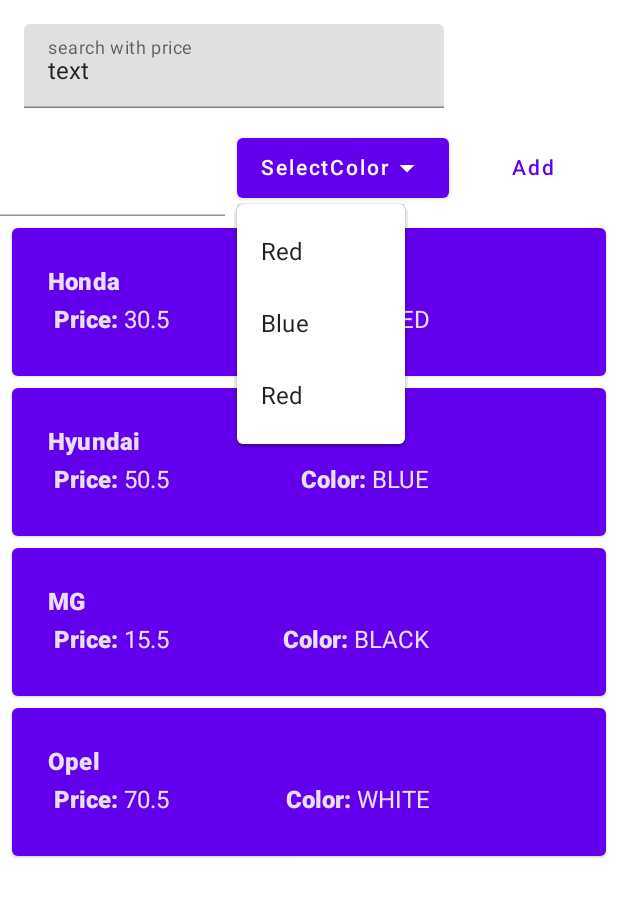
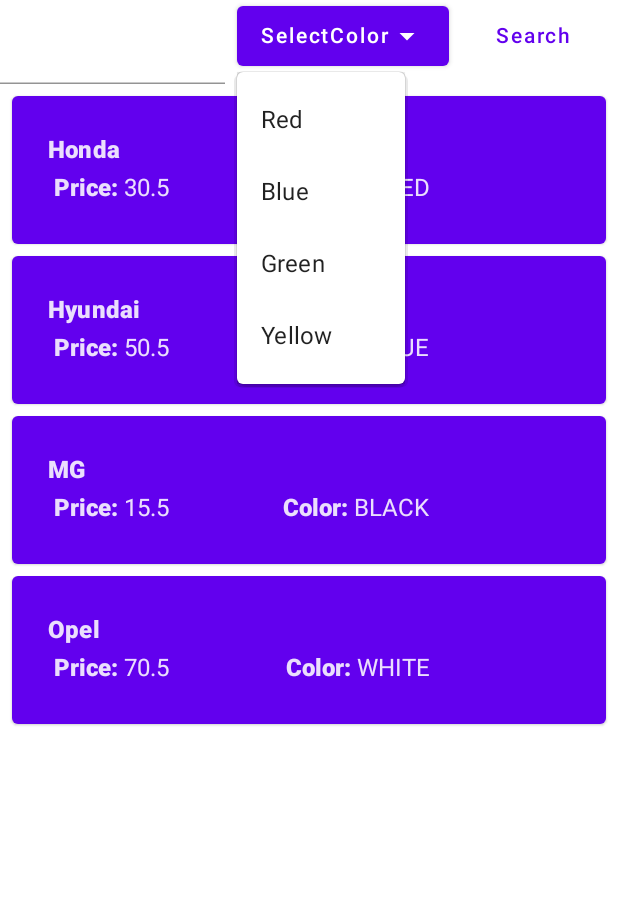
Before and after one commit to mohammedragabmohammedborik/GCTask, an Android app built with Jetpack Compose: the screen it shows after launch (MainActivity), after a tap on "SelectColor", on a phone screen of 412 x 824 dp. Shown: the top 897 px of the screen. Run offline under Robolectric (Android 15) with nearby library versions, the phone set to English and light mode, and no system bars.

Commit message:
implment list

```diff
--- a/app/src/main/java/com/mohammedragab/gctask/MainActivity.kt
+++ b/app/src/main/java/com/mohammedragab/gctask/MainActivity.kt
@@ -55,16 +55,20 @@ fun SearchScreen(searchViewModel: SearchViewModel){
     val json_string = LocalContext.current.resources.assets.open("cars_success.json").bufferedReader().use{
         it.readText()
     }
-  //val response=  searchViewModel.convertJsonStringToObject(json_string)
- //   val suggestedDestinations = searchViewModel.suggestedDestinations.collectAsState().value
 
+    searchViewModel.getAlCarAvailble(json_string)
 
-  searchViewModel.searchForAvailableCar(SearchRequest("",""),json_string)
-    //Log.w("TAG", "SearchScreen: ${suggestedDestinations.carList} ", )
+    //val response=  searchViewModel.convertJsonStringToObject(json_string)
+  val suggestedDestinations  by searchViewModel.suggestedDestinations.collectAsState()
 
-    ItemList(searchViewModel.todoItems
-        , listOf("Red","Blue","Red"), onButtonSearchClicked ={searchViewModel.searchForAvailableCar(it,json_string)}
+    val list=searchViewModel.todoItems.value
+
+  // Log.w("TAG", "SearchScreen: SSS ${suggestedDestinations.carList} ", )
+        ItemList(
+            suggestedDestinations.carList!!
+        , listOf("Red","Blue","Green","Yellow"), onButtonSearchClicked ={searchViewModel.searchForAvailableCar(it,json_string)}
     )
+
 }
 
 @Preview(showBackground = true)
--- a/app/src/main/java/com/mohammedragab/gctask/data/SearchStatus/SearchStatus.kt
+++ b/app/src/main/java/com/mohammedragab/gctask/data/SearchStatus/SearchStatus.kt
@@ -2,6 +2,6 @@ package com.mohammedragab.gctask.data.SearchStatus
 
 import com.mohammedragab.gctask.data.Carmodel
 
-data class SearchStatus(val carList: List<Carmodel>?=null,val message: String?) {
+data class SearchStatus(val carList: List<Carmodel>?= listOf(), val message: String?) {
 
 }
--- a/app/src/main/java/com/mohammedragab/gctask/mainview/MainViewSearch.kt
+++ b/app/src/main/java/com/mohammedragab/gctask/mainview/MainViewSearch.kt
@@ -95,13 +95,9 @@ fun ItemContent(carmodel: Carmodel){
 @Composable
 fun ItemList(carModelList:List<Carmodel>,colorList:List<String>, onButtonSearchClicked: (SearchRequest) -> Unit) {
     Column(
-        // we are using column to align our
-        // imageview to center of the screen.
         modifier = Modifier
             .fillMaxWidth()
             .fillMaxHeight()){
-       // ColorSelection(listOf())
-        TxtField()
         TodoItemEntryInput(colorList = colorList, onButtonSearchClicked = onButtonSearchClicked)
 
         LazyColumn(modifier = Modifier.padding(vertical = 4.dp)) {
@@ -113,85 +109,15 @@ fun ItemList(carModelList:List<Carmodel>,colorList:List<String>, onButtonSearchC
     }
 
 }
-    @Composable
-    fun TxtField() {
-        // we are creating a variable for
-        // getting a value of our text field.
-        Column(
-            // we are using column to align our
-            // imageview to center of the screen.
-            modifier = Modifier,
-
-            // below line is used for specifying
-            // vertical arrangement.
-            verticalArrangement = Arrangement.Top)
-        {
-           // TextFieldValue()
-            var text by rememberSaveable { mutableStateOf("text") }
-
-            TextField(
-                value = text,
-                onValueChange = {
-                    text = it
-                },
-                label = { Text("search with price") }
-            ,
-                placeholder = { Text(text = "search with price1") }
-            , modifier = Modifier
-                    .padding(all = 16.dp)
-            ,keyboardOptions=KeyboardOptions(keyboardType = KeyboardType.Number)
-
-            )
-
-        }
-    }
 
 @Composable
-fun DropDownList(
-    list: List<String>,
-    selectedString: (String) -> Unit
-) {
-    var expanded by remember { mutableStateOf(false) }
-
-    Column() {
-
-    }
-    Button(onClick = { expanded = !expanded }){
-        Text ("DropDown")
-        Icon(
-            imageVector = Icons.Filled.ArrowDropDown,
-            contentDescription = null,
-        )
-    }
-    DropdownMenu(
-        modifier = Modifier.fillMaxWidth(),
-        expanded = false,
-        onDismissRequest = { expanded=false },
-    ) {
-        list.forEach {
-            DropdownMenuItem(
-                modifier = Modifier.fillMaxWidth(),
-                onClick = {
-                    expanded=false
-                    selectedString(it)
-                }
-            ) {
-                Text(it, modifier = Modifier.padding(8.dp))
-            }
-        }
-    }
-}
-@Composable
-fun TodoItemEntryInput(colorList:List<String>, onButtonSearchClicked: (SearchRequest) -> Unit, buttonText: String = "Add") {
+fun TodoItemEntryInput(colorList:List<String>, onButtonSearchClicked: (SearchRequest) -> Unit, buttonText: String = "Search") {
     val (text, onTextChange) = rememberSaveable { mutableStateOf("") }
     val (selectedColor,onSelectedItem) = rememberSaveable{ mutableStateOf("SelectColor") }
-
-    Log.w("TAG", "TodoItemEntryInput: $text ....$onTextChange" )
     val submit = {
         onButtonSearchClicked(SearchRequest(text, selectedColor))
-            onTextChange("")
+         //   onTextChange("")
         onSelectedItem("SelectColor")
-
     }
     Row(Modifier.fillMaxWidth()) {
         SearchInputPrice(
@@ -202,8 +128,6 @@ fun TodoItemEntryInput(colorList:List<String>, onButtonSearchClicked: (SearchReq
         )
         ColorSelection(colorList = colorList,selectedColor=selectedColor, onSelectedItem = onSelectedItem)
         SearchButton(modifier =Modifier.weight(1f),onClick = submit, text = buttonText, enabled = true)
-
-
     }
 }
 
@@ -229,11 +153,8 @@ fun SearchInputPrice(
 @Composable
 fun ColorSelection(colorList:List<String>,selectedColor:String,onSelectedItem:(String)->Unit){
   //  var selected by remember { mutableStateOf("DropDown") }
-
     Column() {
         var expanded by remember { mutableStateOf(false) }
-
-        val suggestions = listOf("Item1", "Item2", "Item3")
 
         Button( onClick = { expanded = !expanded }){
             Text (selectedColor)
--- a/app/src/main/java/com/mohammedragab/gctask/presentationlayer/SearchViewModel.kt
+++ b/app/src/main/java/com/mohammedragab/gctask/presentationlayer/SearchViewModel.kt
@@ -1,10 +1,13 @@
 package com.mohammedragab.gctask.presentationlayer
 
 import android.util.Log
+import androidx.compose.runtime.MutableState
 import androidx.compose.runtime.mutableStateListOf
+import androidx.compose.runtime.mutableStateOf
 import androidx.lifecycle.LiveData
 import androidx.lifecycle.MutableLiveData
 import androidx.lifecycle.ViewModel
+import androidx.lifecycle.viewModelScope
 import com.google.gson.Gson
 import com.mohammedragab.gctask.data.Carmodel
 import com.mohammedragab.gctask.data.CarsResponse
@@ -13,6 +16,7 @@ import com.mohammedragab.gctask.data.SearchStatus.GenralStatus
 import com.mohammedragab.gctask.data.SearchStatus.SearchStatus
 import kotlinx.coroutines.flow.MutableStateFlow
 import kotlinx.coroutines.flow.StateFlow
+import kotlinx.coroutines.launch
 import java.io.BufferedReader
 import java.io.InputStream
 import java.io.InputStreamReader
@@ -22,39 +26,30 @@ class SearchViewModel: ViewModel() {
 //    private var _availableCarList= MutableLiveData(SearchStatus())
 //    val availableCarList: LiveData<SearchStatus> = _availableCarList
     private val _suggestedDestinations = MutableStateFlow<SearchStatus>(SearchStatus(null,null))
-    val suggestedDestinations: StateFlow<SearchStatus>
+    val suggestedDestinations: MutableStateFlow<SearchStatus>
         get() = _suggestedDestinations
 
-    var todoItems = mutableListOf<Carmodel>()
+    var todoItems = mutableStateOf<SearchStatus>(SearchStatus(null,null))
         private set
 
     // event: addItem
     fun searchForAvailableCar(item: SearchRequest,json:String) {
-        Log.w("TAG", "searchForAvailableCar1 : ${item}")
 
-        Log.w("TAG", "searchForAvailableCar: ${item.unitPrice} , ${item.color}")
+        viewModelScope.launch {
             val responseSuccess=convertJsonStringToObject(json)
-        Log.w("TAG", "searchForAvailableCar1  jsonresponse : ${json}")
-
-
-        Log.w("TAG", "searchForAvailableCar1  response : ${responseSuccess}")
-
             if (responseSuccess!=null){
-            Log.w("TAG", "responseSuccess1 : ${responseSuccess.status?.code}")
-
                 when(responseSuccess.status?.code){
                     200->{
-                    if (!item.unitPrice.isNullOrEmpty()){
-                        Log.w("TAG", "responseSuccess2 : ${responseSuccess.status?.code}")
-                        _suggestedDestinations.value=SearchStatus(responseSuccess.cars,null)
-                        todoItems.addAll(responseSuccess.cars!!)
-                    }else{
-                        Log.w("TAG", "responseSuccess3 : ${responseSuccess.status?.code}")
-                        todoItems.addAll(responseSuccess.cars!!)
+                        if (item.unitPrice!!.length!=0){
+                            Log.w("", "searchForAvailableCar:1 ${responseSuccess.cars} " )
+                           val carsFilterList= responseSuccess.cars?.let {
+                               it.filter { it.unit_price.toString().contains(item.unitPrice) }
+                           }
+                            Log.w("TAG", "TV: ${carsFilterList}")
+                           // todoItems.value=SearchStatus(carsFilterList,null)
+                            _suggestedDestinations.value=SearchStatus(carsFilterList,null)
+                        }
 
-                        _suggestedDestinations.value=SearchStatus(responseSuccess.cars,null)
-
-                    }
 
                     }
                     204->{
@@ -68,6 +63,38 @@ class SearchViewModel: ViewModel() {
                 }
             }
         }
+
+
+
+    }
+    //
+    fun getAlCarAvailble(json:String) {
+
+        viewModelScope.launch {
+            val responseSuccess=convertJsonStringToObject(json)
+            if (responseSuccess!=null){
+                when(responseSuccess.status?.code){
+                    200->{
+                        _suggestedDestinations.value=SearchStatus(responseSuccess.cars,null)
+
+
+
+                    }
+                    204->{
+                        _suggestedDestinations.value=SearchStatus(null,responseSuccess.status.message)
+
+                    }
+                    else->{
+
+                    }
+
+                }
+            }
+        }
+
+
+
+    }
     suspend fun  readData(){
 
     }
```
Lines whose indentation alone changed are shown as unchanged.
